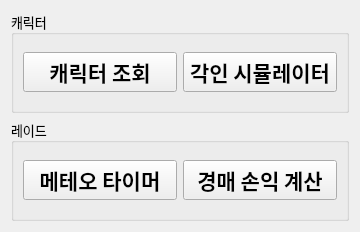
Old version of the form loatools.ui in the repository Wseop/Qt_LoaTools.
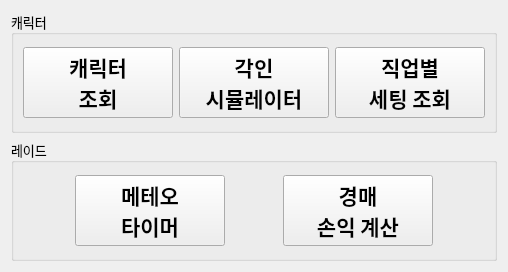
New version of the form.

Commit message:
Implement ClassSelector used in SettingAdviser
- SettingAdviser는 ClassSelector를 사용하기 위한 부분까지만 구현
  - TODO. ClassSelector로 선택한 클래스의 세팅 정보 display

What changed in the file:
```diff
--- a/loatools.ui
+++ b/loatools.ui
@@ -6,8 +6,8 @@
    <rect>
     <x>0</x>
     <y>0</y>
-    <width>360</width>
-    <height>232</height>
+    <width>504</width>
+    <height>272</height>
    </rect>
   </property>
   <property name="windowTitle">
@@ -29,6 +29,18 @@
      <layout class="QHBoxLayout" name="horizontalLayout">
       <item>
        <widget class="QPushButton" name="pbMeteorTimer">
+        <property name="minimumSize">
+         <size>
+          <width>150</width>
+          <height>0</height>
+         </size>
+        </property>
+        <property name="maximumSize">
+         <size>
+          <width>150</width>
+          <height>16777215</height>
+         </size>
+        </property>
         <property name="font">
          <font>
           <family>나눔스퀘어 네오 ExtraBold</family>
@@ -37,12 +49,25 @@
          </font>
         </property>
         <property name="text">
-         <string>메테오 타이머</string>
+         <string>메테오
+타이머</string>
         </property>
        </widget>
       </item>
       <item>
        <widget class="QPushButton" name="pbAuctionCalc">
+        <property name="minimumSize">
+         <size>
+          <width>150</width>
+          <height>0</height>
+         </size>
+        </property>
+        <property name="maximumSize">
+         <size>
+          <width>150</width>
+          <height>16777215</height>
+         </size>
+        </property>
         <property name="font">
          <font>
           <family>나눔스퀘어 네오 ExtraBold</family>
@@ -51,7 +76,8 @@
          </font>
         </property>
         <property name="text">
-         <string>경매 손익 계산</string>
+         <string>경매
+손익 계산</string>
         </property>
        </widget>
       </item>
@@ -70,33 +96,97 @@
       <string>캐릭터</string>
      </property>
      <layout class="QGridLayout" name="gridLayout_2">
-      <item row="0" column="1">
-       <widget class="QPushButton" name="pbEngrave">
-        <property name="font">
-         <font>
-          <family>나눔스퀘어 네오 ExtraBold</family>
-          <pointsize>16</pointsize>
-          <bold>true</bold>
-         </font>
-        </property>
-        <property name="text">
-         <string>각인 시뮬레이터</string>
-        </property>
-       </widget>
-      </item>
       <item row="0" column="0">
-       <widget class="QPushButton" name="pbProfile">
-        <property name="font">
-         <font>
-          <family>나눔스퀘어 네오 ExtraBold</family>
-          <pointsize>16</pointsize>
-          <bold>true</bold>
-         </font>
-        </property>
-        <property name="text">
-         <string>캐릭터 조회</string>
-        </property>
-       </widget>
+       <layout class="QVBoxLayout" name="verticalLayout">
+        <item>
+         <layout class="QHBoxLayout" name="hLayoutCharacter1">
+          <item>
+           <widget class="QPushButton" name="pbProfile">
+            <property name="minimumSize">
+             <size>
+              <width>150</width>
+              <height>0</height>
+             </size>
+            </property>
+            <property name="maximumSize">
+             <size>
+              <width>150</width>
+              <height>16777215</height>
+             </size>
+            </property>
+            <property name="font">
+             <font>
+              <family>나눔스퀘어 네오 ExtraBold</family>
+              <pointsize>16</pointsize>
+              <bold>true</bold>
+             </font>
+            </property>
+            <property name="text">
+             <string>캐릭터
+조회</string>
+            </property>
+           </widget>
+          </item>
+          <item>
+           <widget class="QPushButton" name="pbEngrave">
+            <property name="minimumSize">
+             <size>
+              <width>150</width>
+              <height>0</height>
+             </size>
+            </property>
+            <property name="maximumSize">
+             <size>
+              <width>150</width>
+              <height>16777215</height>
+             </size>
+            </property>
+            <property name="font">
+             <font>
+              <family>나눔스퀘어 네오 ExtraBold</family>
+              <pointsize>16</pointsize>
+              <bold>true</bold>
+             </font>
+            </property>
+            <property name="text">
+             <string>각인
+시뮬레이터</string>
+            </property>
+           </widget>
+          </item>
+          <item>
+           <widget class="QPushButton" name="pbSettingAdviser">
+            <property name="minimumSize">
+             <size>
+              <width>150</width>
+              <height>0</height>
+             </size>
+            </property>
+            <property name="maximumSize">
+             <size>
+              <width>150</width>
+              <height>16777215</height>
+             </size>
+            </property>
+            <property name="font">
+             <font>
+              <family>나눔스퀘어 네오 ExtraBold</family>
+              <pointsize>16</pointsize>
+              <bold>true</bold>
+             </font>
+            </property>
+            <property name="text">
+             <string>직업별
+세팅 조회</string>
+            </property>
+           </widget>
+          </item>
+         </layout>
+        </item>
+        <item>
+         <layout class="QHBoxLayout" name="hLayoutCharacter2"/>
+        </item>
+       </layout>
       </item>
      </layout>
     </widget>
```
The commit also changes 11 other files.
